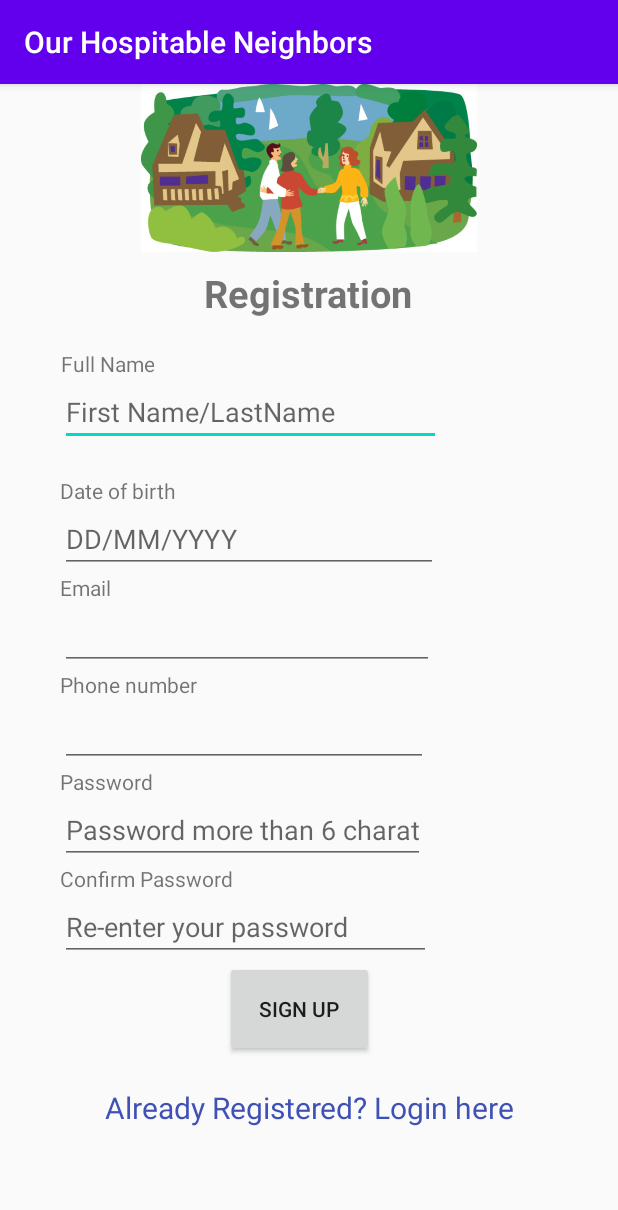
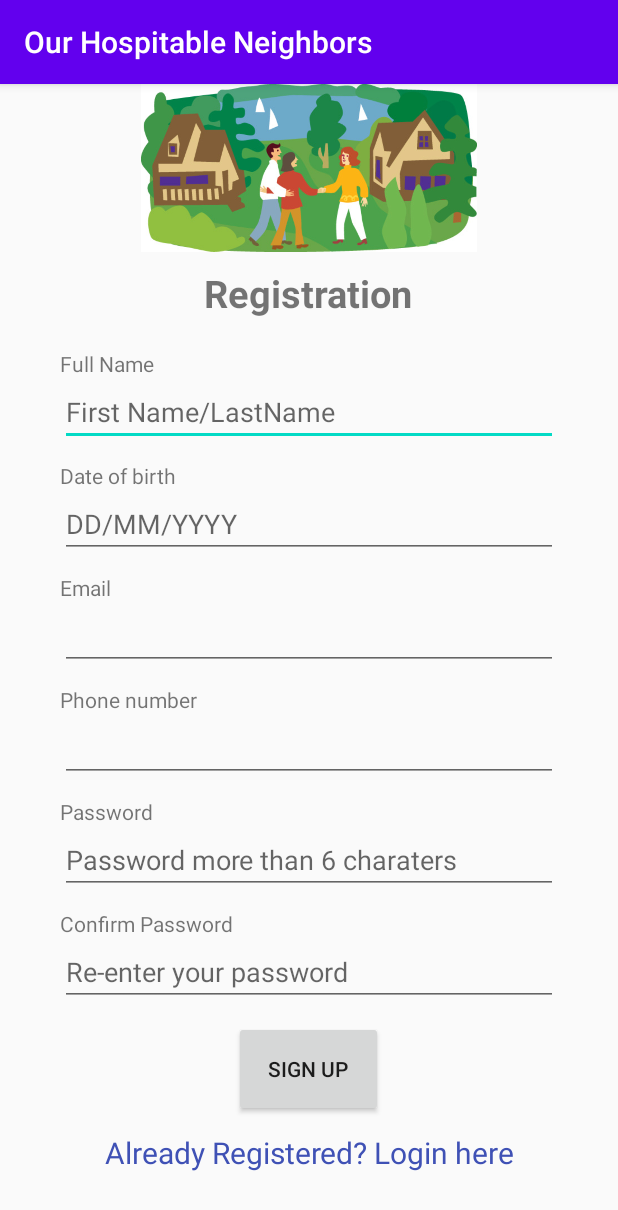
Before and after one commit to RyanTran2506/Our-hospitable-neighbor, an Android app: the Register screen opened directly, with no data from a screen before it, on a phone screen of 412 x 824 dp. Shown: the top 1210 px of the screen. Run offline under Robolectric (Android 15) with nearby library versions, the phone set to English and light mode, and no system bars; our stand-ins replace Firebase (no records; nobody signed in at launch, a user with empty details on screens opened directly).

Commit message:
Fix register layout

```diff
--- a/app/src/main/java/com/example/ourhospitableneighbor/PostsMapFragment.java
+++ b/app/src/main/java/com/example/ourhospitableneighbor/PostsMapFragment.java
@@ -251,6 +251,7 @@ public class PostsMapFragment extends Fragment {
     }
 
     private PostClusterItem createMarkerFromPost(Post post) {
+        if (!post.getWorkerID().isEmpty()) return null;
         Double lat = post.getCoords().getLat();
         Double lng = post.getCoords().getLng();
         if (lat == null || lng == null) return null;
--- a/app/src/main/res/layout/activity_register.xml
+++ b/app/src/main/res/layout/activity_register.xml
@@ -1,11 +1,11 @@
 <?xml version="1.0" encoding="utf-8"?>
-<ScrollView  xmlns:android="http://schemas.android.com/apk/res/android"
+<ScrollView xmlns:android="http://schemas.android.com/apk/res/android"
     xmlns:app="http://schemas.android.com/apk/res-auto"
     xmlns:tools="http://schemas.android.com/tools"
     android:layout_width="match_parent"
     android:layout_height="match_parent"
-    tools:context=".Register"
-    android:gravity="center">
+    android:gravity="center"
+    tools:context=".Register">
 
 
     <LinearLayout
@@ -32,95 +32,117 @@
 
         <TextView
             android:id="@+id/fstTxt"
-            android:layout_width="wrap_content"
+            android:layout_width="match_parent"
             android:layout_height="wrap_content"
             android:layout_marginLeft="40dp"
             android:layout_marginTop="20dp"
-            android:gravity="center"
+            android:layout_marginRight="40dp"
+            android:gravity="left"
             android:text="Full Name" />
 
         <EditText
             android:id="@+id/txtName"
-            android:layout_width="254dp"
+            android:layout_width="match_parent"
             android:layout_height="wrap_content"
             android:layout_marginLeft="40dp"
+            android:layout_marginRight="40dp"
             android:ems="10"
             android:hint="First Name/LastName" />
+
         <TextView
             android:id="@+id/secTxt"
-            android:layout_width="wrap_content"
+            android:layout_width="match_parent"
             android:layout_height="wrap_content"
             android:layout_marginLeft="40dp"
-            android:layout_marginTop="20dp"
+            android:layout_marginTop="10dp"
+            android:layout_marginRight="40dp"
             android:text="Date of birth" />
 
         <EditText
             android:id="@+id/txtDOB"
-            android:layout_width="252dp"
+            android:layout_width="match_parent"
             android:layout_height="wrap_content"
             android:layout_marginLeft="40dp"
+            android:layout_marginRight="40dp"
+
             android:ems="10"
             android:hint="DD/MM/YYYY"
             android:inputType="datetime" />
 
         <TextView
             android:id="@+id/thirdTxt"
-            android:layout_width="wrap_content"
+            android:layout_width="match_parent"
             android:layout_height="wrap_content"
             android:layout_marginLeft="40dp"
+            android:layout_marginTop="10dp"
+            android:layout_marginRight="40dp"
             android:text="Email" />
 
         <EditText
             android:id="@+id/txtEmail"
-            android:layout_width="249dp"
+            android:layout_width="match_parent"
             android:layout_height="wrap_content"
+
             android:layout_marginLeft="40dp"
+            android:layout_marginRight="40dp"
             android:ems="10"
             android:inputType="textEmailAddress" />
 
         <TextView
             android:id="@+id/sixTxt"
-            android:layout_width="wrap_content"
+            android:layout_width="match_parent"
             android:layout_height="wrap_content"
             android:layout_marginLeft="40dp"
+            android:layout_marginTop="10dp"
+            android:layout_marginRight="40dp"
             android:text="Phone number" />
 
         <EditText
             android:id="@+id/txtPhoneReg"
-            android:layout_width="245dp"
+            android:layout_width="match_parent"
             android:layout_height="wrap_content"
             android:layout_marginLeft="40dp"
+            android:layout_marginRight="40dp"
+
             android:ems="10"
             android:inputType="phone" />
 
         <TextView
             android:id="@+id/fourTxt"
             android:layout_width="wrap_content"
-            android:layout_height="wrap_content"
+            android:layout_height="match_parent"
             android:layout_marginLeft="40dp"
+            android:layout_marginTop="10dp"
+            android:layout_marginRight="40dp"
             android:text="Password" />
 
         <EditText
             android:id="@+id/txtPhoneNumber"
-            android:layout_width="243dp"
+            android:layout_width="match_parent"
             android:layout_height="wrap_content"
+
             android:layout_marginLeft="40dp"
+            android:layout_marginRight="40dp"
             android:ems="10"
-            android:inputType="textPassword"
-            android:hint="Password more than 6 charaters"/>
+            android:hint="Password more than 6 charaters"
+            android:inputType="textPassword" />
 
         <TextView
             android:id="@+id/fifthTxt"
-            android:layout_width="wrap_content"
+            android:layout_width="match_parent"
             android:layout_height="wrap_content"
             android:layout_marginLeft="40dp"
+            android:layout_marginTop="10dp"
+            android:layout_marginRight="40dp"
+
             android:text="Confirm Password" />
 
         <EditText
             android:id="@+id/txtConfirmPwd"
-            android:layout_width="247dp"
+            android:layout_width="match_parent"
             android:layout_height="wrap_content"
             android:layout_marginLeft="40dp"
+            android:layout_marginRight="40dp"
             android:ems="10"
             android:hint="Re-enter your password"
             android:inputType="textPassword" />
@@ -130,7 +152,10 @@
             android:id="@+id/btnSignup"
             android:layout_width="99dp"
             android:layout_height="64dp"
-            android:layout_marginLeft="150dp"
+            android:layout_gravity="center"
+            android:layout_marginLeft="40dp"
+            android:layout_marginTop="10dp"
+            android:layout_marginRight="40dp"
             android:onClick="onSignUpClick"
             android:text="Sign Up" />
 
@@ -138,20 +163,23 @@
             android:id="@+id/linkLogin"
             android:layout_width="match_parent"
             android:layout_height="wrap_content"
-            android:layout_marginTop="20dp"
+            android:layout_marginLeft="40dp"
+            android:layout_marginRight="40dp"
+            android:layout_marginTop="10dp"
+            android:layout_marginBottom="10dp"
             android:gravity="center"
             android:onClick="onSignUpClick"
             android:text="Already Registered? Login here"
             android:textColor="#3F51B5"
             android:textSize="20dp" />
+
         <ProgressBar
             android:id="@+id/loading"
             android:layout_width="wrap_content"
             android:layout_height="wrap_content"
             android:layout_gravity="center"
             android:layout_marginBottom="30dp"
-            android:visibility="gone"
-             />
+            android:visibility="gone" />
 
     </LinearLayout>
 </ScrollView>
```
